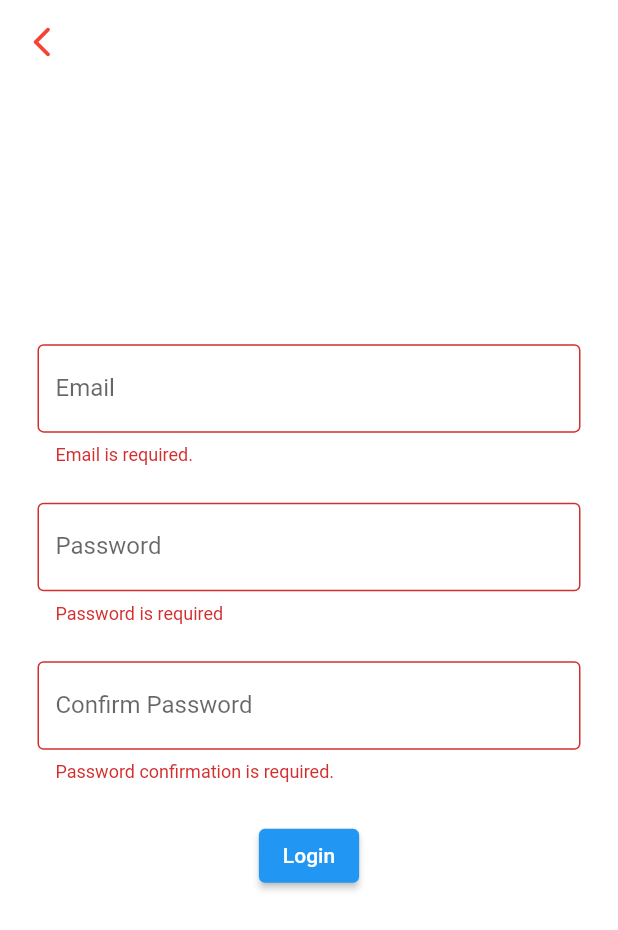
After one commit to pavittarsingh315/Flutter-UIs, a Flutter app: the FormBody screen opened directly, after a tap on "Login", on a phone screen of 412 x 824 dp. The commit adds this screen. Shown: the top 930 px of the screen. Run offline on Flutter 3.47's test engine with Material 2 defaults, Android fonts, the phone set to English and light mode, and no system bars; our stand-ins replace flutter_svg, form_field_validator.

Commit message:
Sixth Commit

```diff
--- /dev/null
+++ b/my_app/lib/Screens/FormValidation/components/validatedForm.dart
@@ -0,0 +1,100 @@
+import 'package:flutter/material.dart';
+import 'package:form_field_validator/form_field_validator.dart';
+
+class ValidatedForm extends StatefulWidget {
+  @override
+  _ValidatedFormState createState() => _ValidatedFormState();
+}
+
+class _ValidatedFormState extends State<ValidatedForm> {
+  final formKey = GlobalKey<FormState>();
+  final emailController = TextEditingController();
+  final passwordController1 = TextEditingController();
+  final passwordController2 = TextEditingController();
+
+  // This function is redundant cause we are already autovalidating but if we weren't, then
+  // the validation of the form would be triggered here when the login btn is pressed.
+  void submitForm() {
+    if (formKey.currentState!.validate()) {
+      print('Validated');
+    }
+  }
+
+  String? validatePassword1(value) {
+    if (value!.isEmpty) {
+      return "Password is required";
+    }
+    return null;
+  }
+
+  String? validatePassword2(value) {
+    if (passwordController1.text != value.toString()) {
+      return "Passwords do not match";
+    } else if (value.toString().isEmpty) {
+      return "Password confirmation is required.";
+    }
+    return null;
+  }
+
+  @override
+  Widget build(BuildContext context) {
+    var size = MediaQuery.of(context).size;
+    return Form(
+      key: formKey,
+      child: Column(
+        mainAxisAlignment: MainAxisAlignment.center,
+        children: [
+          TextFormField(
+            controller: emailController,
+            // Validating email field with a package
+            validator: MultiValidator(
+              [
+                EmailValidator(errorText: "Not a valid email."),
+                RequiredValidator(errorText: "Email is required.")
+              ],
+            ),
+            autocorrect: false,
+            decoration: InputDecoration(
+              border: OutlineInputBorder(),
+              labelText: "Email",
+              hintText: "joe@mama.com",
+            ),
+          ),
+          SizedBox(
+            height: size.height * 0.03,
+          ),
+          TextFormField(
+            controller: passwordController1,
+            validator: validatePassword1,
+            obscureText: true,
+            enableSuggestions: false,
+            decoration: InputDecoration(
+              border: OutlineInputBorder(),
+              labelText: "Password",
+            ),
+          ),
+          SizedBox(
+            height: size.height * 0.03,
+          ),
+          TextFormField(
+            controller: passwordController2,
+            validator: validatePassword2,
+            obscureText: true,
+            enableSuggestions: false,
+            decoration: InputDecoration(
+              border: OutlineInputBorder(),
+              labelText: "Confirm Password",
+            ),
+          ),
+          SizedBox(
+            height: size.height * 0.03,
+          ),
+          ElevatedButton(
+            onPressed: submitForm,
+            child: Text('Login'),
+          ),
+        ],
+      ),
+    );
+  }
+}
--- /dev/null
+++ b/my_app/lib/Screens/FormValidation/formValidation.dart
@@ -0,0 +1,25 @@
+import 'package:flutter/material.dart';
+import 'package:my_app/Screens/FormValidation/components/validatedForm.dart';
+import 'package:my_app/components/custom_appbar.dart';
+
+class FormBody extends StatelessWidget {
+  @override
+  Widget build(BuildContext context) {
+    var size = MediaQuery.of(context).size;
+    return Scaffold(
+      body: CustomAppBar(
+        arrowColor: Colors.red,
+        child: Container(
+          height: size.height,
+          width: double.infinity,
+          child: Padding(
+            padding: const EdgeInsets.all(25),
+            child: Center(
+              child: ValidatedForm(),
+            ),
+          ),
+        ),
+      ),
+    );
+  }
+}
--- a/my_app/lib/Screens/Login/login_screen.dart
+++ b/my_app/lib/Screens/Login/login_screen.dart
@@ -1,12 +1,14 @@
 import 'package:flutter/material.dart';
 import 'package:my_app/Screens/Login/components/body.dart';
 import 'package:my_app/components/custom_appbar.dart';
+import 'package:my_app/constants.dart';
 
 class LoginScreen extends StatelessWidget {
   @override
   Widget build(BuildContext context) {
     return Scaffold(
       body: CustomAppBar(
+        arrowColor: kPrimaryColor,
         child: Body(),
       ),
     );
--- a/my_app/lib/Screens/SignUp/signup_screen.dart
+++ b/my_app/lib/Screens/SignUp/signup_screen.dart
@@ -1,12 +1,14 @@
 import 'package:flutter/material.dart';
 import 'package:my_app/Screens/SignUp/components/body.dart';
 import 'package:my_app/components/custom_appbar.dart';
+import 'package:my_app/constants.dart';
 
 class SignUpScreen extends StatelessWidget {
   @override
   Widget build(BuildContext context) {
     return Scaffold(
       body: CustomAppBar(
+        arrowColor: kPrimaryColor,
         child: Body(),
       ),
     );
--- a/my_app/lib/Screens/Welcome/components/body.dart
+++ b/my_app/lib/Screens/Welcome/components/body.dart
@@ -1,5 +1,6 @@
 import 'package:flutter/material.dart';
 import 'package:flutter_svg/svg.dart';
+import 'package:my_app/Screens/FormValidation/formValidation.dart';
 import 'package:my_app/Screens/Login/login_screen.dart';
 import 'package:my_app/Screens/MusicPlayer/musicPlayer.dart';
 import 'package:my_app/Screens/SignUp/signup_screen.dart';
@@ -67,6 +68,18 @@ class Body extends StatelessWidget {
               },
               color: musicPlayerGradient2,
             ),
+            RoundedButton(
+              text: "FORM VALIDATION",
+              press: () {
+                Navigator.push(
+                  context,
+                  MaterialPageRoute(
+                    builder: (context) => FormBody(),
+                  ),
+                );
+              },
+              color: Colors.red,
+            ),
           ],
         ),
       ),
--- a/my_app/lib/components/custom_appbar.dart
+++ b/my_app/lib/components/custom_appbar.dart
@@ -3,7 +3,12 @@ import 'package:my_app/constants.dart';
 
 class CustomAppBar extends StatelessWidget {
   final Widget child;
-  const CustomAppBar({Key? key, required this.child}) : super(key: key);
+  final Color arrowColor;
+  const CustomAppBar({
+    Key? key,
+    required this.child,
+    required this.arrowColor,
+  }) : super(key: key);
 
   @override
   Widget build(BuildContext context) {
@@ -20,7 +25,7 @@ class CustomAppBar extends StatelessWidget {
               splashColor: Colors.transparent,
               icon: Icon(
                 Icons.arrow_back_ios_new_rounded,
-                color: kPrimaryColor,
+                color: this.arrowColor,
               ),
               onPressed: () {
                 Navigator.of(context).pop();
--- a/my_app/pubspec.yaml
+++ b/my_app/pubspec.yaml
@@ -24,6 +24,7 @@ dependencies:
   flutter:
     sdk: flutter
   flutter_svg: ^0.22.0
+  form_field_validator: ^1.1.0
 
 
   # The following adds the Cupertino Icons font to your application.
```
Also changed, not shown: my_app/pubspec.lock, 1 other file.
